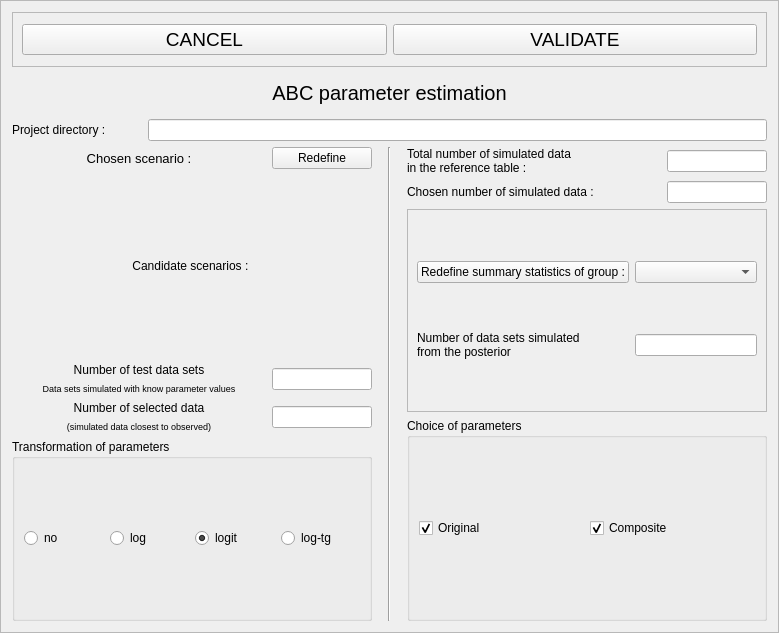
First picture: the form in python_interface/uis/setupEstimationBias.ui, repository cbgp/diyabc, before the edit.
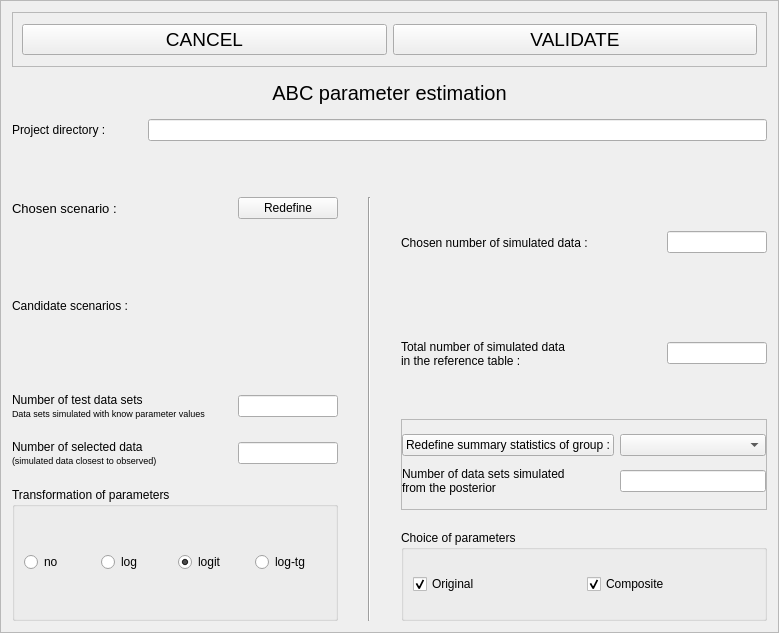
Second picture: the form after the edit.

Patch:
```diff
--- a/python_interface/uis/setupEstimationBias.ui
+++ b/python_interface/uis/setupEstimationBias.ui
@@ -143,10 +143,32 @@
      </item>
     </layout>
    </item>
+   <item>
+    <spacer name="verticalSpacer">
+     <property name="orientation">
+      <enum>Qt::Vertical</enum>
+     </property>
+     <property name="sizeType">
+      <enum>QSizePolicy::Fixed</enum>
+     </property>
+     <property name="sizeHint" stdset="0">
+      <size>
+       <width>20</width>
+       <height>50</height>
+      </size>
+     </property>
+    </spacer>
+   </item>
    <item>
     <layout class="QHBoxLayout" name="horizontalLayout_3">
+     <property name="spacing">
+      <number>20</number>
+     </property>
      <item>
       <layout class="QVBoxLayout" name="verticalLayout">
+       <property name="spacing">
+        <number>20</number>
+       </property>
        <property name="rightMargin">
         <number>10</number>
        </property>
@@ -181,7 +203,7 @@
             <string>Chosen scenario :</string>
            </property>
            <property name="alignment">
-            <set>Qt::AlignCenter</set>
+            <set>Qt::AlignLeading|Qt::AlignLeft|Qt::AlignVCenter</set>
            </property>
           </widget>
          </item>
@@ -214,7 +236,7 @@
             <string>Candidate scenarios : </string>
            </property>
            <property name="alignment">
-            <set>Qt::AlignCenter</set>
+            <set>Qt::AlignLeading|Qt::AlignLeft|Qt::AlignVCenter</set>
            </property>
           </widget>
          </item>
@@ -224,6 +246,9 @@
         <layout class="QHBoxLayout" name="horizontalLayout_5">
          <item>
           <layout class="QVBoxLayout" name="verticalLayout_4">
+           <property name="spacing">
+            <number>1</number>
+           </property>
            <item>
             <widget class="QLabel" name="label_4">
              <property name="sizePolicy">
@@ -248,7 +273,7 @@
               <string>Number of test data sets</string>
              </property>
              <property name="alignment">
-              <set>Qt::AlignCenter</set>
+              <set>Qt::AlignLeading|Qt::AlignLeft|Qt::AlignVCenter</set>
              </property>
             </widget>
            </item>
@@ -281,7 +306,7 @@
               <string>Data sets simulated with know parameter values</string>
              </property>
              <property name="alignment">
-              <set>Qt::AlignCenter</set>
+              <set>Qt::AlignLeading|Qt::AlignLeft|Qt::AlignVCenter</set>
              </property>
             </widget>
            </item>
@@ -301,12 +326,18 @@
              <height>16777215</height>
             </size>
            </property>
+           <property name="alignment">
+            <set>Qt::AlignRight|Qt::AlignTrailing|Qt::AlignVCenter</set>
+           </property>
           </widget>
          </item>
         </layout>
        </item>
        <item>
         <layout class="QGridLayout" name="gridLayout_2">
+         <property name="verticalSpacing">
+          <number>1</number>
+         </property>
          <item row="0" column="0">
           <widget class="QLabel" name="label_2">
            <property name="sizePolicy">
@@ -331,7 +362,7 @@
             <string>Number of selected data</string>
            </property>
            <property name="alignment">
-            <set>Qt::AlignCenter</set>
+            <set>Qt::AlignLeading|Qt::AlignLeft|Qt::AlignVCenter</set>
            </property>
           </widget>
          </item>
@@ -349,6 +380,9 @@
              <height>16777215</height>
             </size>
            </property>
+           <property name="alignment">
+            <set>Qt::AlignRight|Qt::AlignTrailing|Qt::AlignVCenter</set>
+           </property>
           </widget>
          </item>
          <item row="1" column="0">
@@ -380,7 +414,7 @@
             <string>(simulated data closest to observed)</string>
            </property>
            <property name="alignment">
-            <set>Qt::AlignCenter</set>
+            <set>Qt::AlignLeading|Qt::AlignLeft|Qt::AlignVCenter</set>
            </property>
           </widget>
          </item>
@@ -449,12 +483,110 @@
      </item>
      <item>
       <layout class="QVBoxLayout" name="verticalLayout_2">
+       <property name="spacing">
+        <number>20</number>
+       </property>
        <property name="leftMargin">
         <number>10</number>
        </property>
        <item>
         <layout class="QGridLayout" name="gridLayout">
-         <item row="3" column="0" colspan="3">
+         <property name="horizontalSpacing">
+          <number>0</number>
+         </property>
+        </layout>
+       </item>
+       <item>
+        <widget class="QFrame" name="frame">
+         <property name="frameShape">
+          <enum>QFrame::NoFrame</enum>
+         </property>
+         <property name="frameShadow">
+          <enum>QFrame::Raised</enum>
+         </property>
+         <layout class="QHBoxLayout" name="horizontalLayout_8">
+          <property name="leftMargin">
+           <number>0</number>
+          </property>
+          <property name="rightMargin">
+           <number>0</number>
+          </property>
+          <item>
+           <widget class="QLabel" name="label_8">
+            <property name="minimumSize">
+             <size>
+              <width>220</width>
+              <height>0</height>
+             </size>
+            </property>
+            <property name="maximumSize">
+             <size>
+              <width>220</width>
+              <height>16777215</height>
+             </size>
+            </property>
+            <property name="text">
+             <string>Chosen number of simulated data : </string>
+            </property>
+           </widget>
+          </item>
+          <item>
+           <spacer name="horizontalSpacer">
+            <property name="orientation">
+             <enum>Qt::Horizontal</enum>
+            </property>
+            <property name="sizeHint" stdset="0">
+             <size>
+              <width>40</width>
+              <height>20</height>
+             </size>
+            </property>
+           </spacer>
+          </item>
+          <item>
+           <widget class="QLineEdit" name="cnosdEdit">
+            <property name="minimumSize">
+             <size>
+              <width>100</width>
+              <height>0</height>
+             </size>
+            </property>
+            <property name="maximumSize">
+             <size>
+              <width>100</width>
+              <height>16777215</height>
+             </size>
+            </property>
+            <property name="alignment">
+             <set>Qt::AlignRight|Qt::AlignTrailing|Qt::AlignVCenter</set>
+            </property>
+           </widget>
+          </item>
+         </layout>
+        </widget>
+       </item>
+       <item>
+        <widget class="QFrame" name="frame_2">
+         <property name="minimumSize">
+          <size>
+           <width>0</width>
+           <height>40</height>
+          </size>
+         </property>
+         <property name="frameShape">
+          <enum>QFrame::NoFrame</enum>
+         </property>
+         <property name="frameShadow">
+          <enum>QFrame::Raised</enum>
+         </property>
+         <layout class="QHBoxLayout" name="horizontalLayout_10">
+          <property name="leftMargin">
+           <number>0</number>
+          </property>
+          <property name="rightMargin">
+           <number>0</number>
+          </property>
+          <item>
           <widget class="QLabel" name="label_7">
            <property name="minimumSize">
             <size>
@@ -474,26 +606,20 @@
            </property>
           </widget>
          </item>
-         <item row="4" column="0" colspan="3">
-          <widget class="QLabel" name="label_8">
-           <property name="minimumSize">
-            <size>
-             <width>220</width>
-             <height>0</height>
-            </size>
-           </property>
-           <property name="maximumSize">
+          <item>
+           <spacer name="horizontalSpacer_2">
+            <property name="orientation">
+             <enum>Qt::Horizontal</enum>
+            </property>
+            <property name="sizeHint" stdset="0">
             <size>
-             <width>220</width>
-             <height>16777215</height>
-            </size>
-           </property>
-           <property name="text">
-            <string>Chosen number of simulated data : </string>
-           </property>
-          </widget>
-         </item>
-         <item row="3" column="3">
+              <width>40</width>
+              <height>20</height>
+             </size>
+            </property>
+           </spacer>
+          </item>
+          <item>
           <widget class="QLineEdit" name="totNumSimEdit">
            <property name="minimumSize">
             <size>
@@ -507,28 +633,16 @@
              <height>16777215</height>
             </size>
            </property>
+            <property name="alignment">
+             <set>Qt::AlignRight|Qt::AlignTrailing|Qt::AlignVCenter</set>
+            </property>
            <property name="readOnly">
             <bool>true</bool>
            </property>
           </widget>
          </item>
-         <item row="4" column="3">
-          <widget class="QLineEdit" name="cnosdEdit">
-           <property name="minimumSize">
-            <size>
-             <width>100</width>
-             <height>0</height>
-            </size>
-           </property>
-           <property name="maximumSize">
-            <size>
-             <width>100</width>
-             <height>16777215</height>
-            </size>
-           </property>
-          </widget>
-         </item>
-        </layout>
+         </layout>
+        </widget>
        </item>
        <item>
         <widget class="QFrame" name="redefSumStatsFrame">
@@ -539,6 +653,12 @@
           <enum>QFrame::Raised</enum>
          </property>
          <layout class="QGridLayout" name="gridLayout_3">
+          <property name="leftMargin">
+           <number>0</number>
+          </property>
+          <property name="rightMargin">
+           <number>0</number>
+          </property>
           <item row="0" column="0">
            <widget class="QPushButton" name="redefSumStatsButton">
             <property name="text">
@@ -558,7 +678,11 @@
            </widget>
           </item>
           <item row="1" column="1">
-           <widget class="QLineEdit" name="nodssftpEdit"/>
+           <widget class="QLineEdit" name="nodssftpEdit">
+            <property name="alignment">
+             <set>Qt::AlignRight|Qt::AlignTrailing|Qt::AlignVCenter</set>
+            </property>
+           </widget>
           </item>
          </layout>
         </widget>
```
Lines whose indentation alone changed are shown as unchanged.
